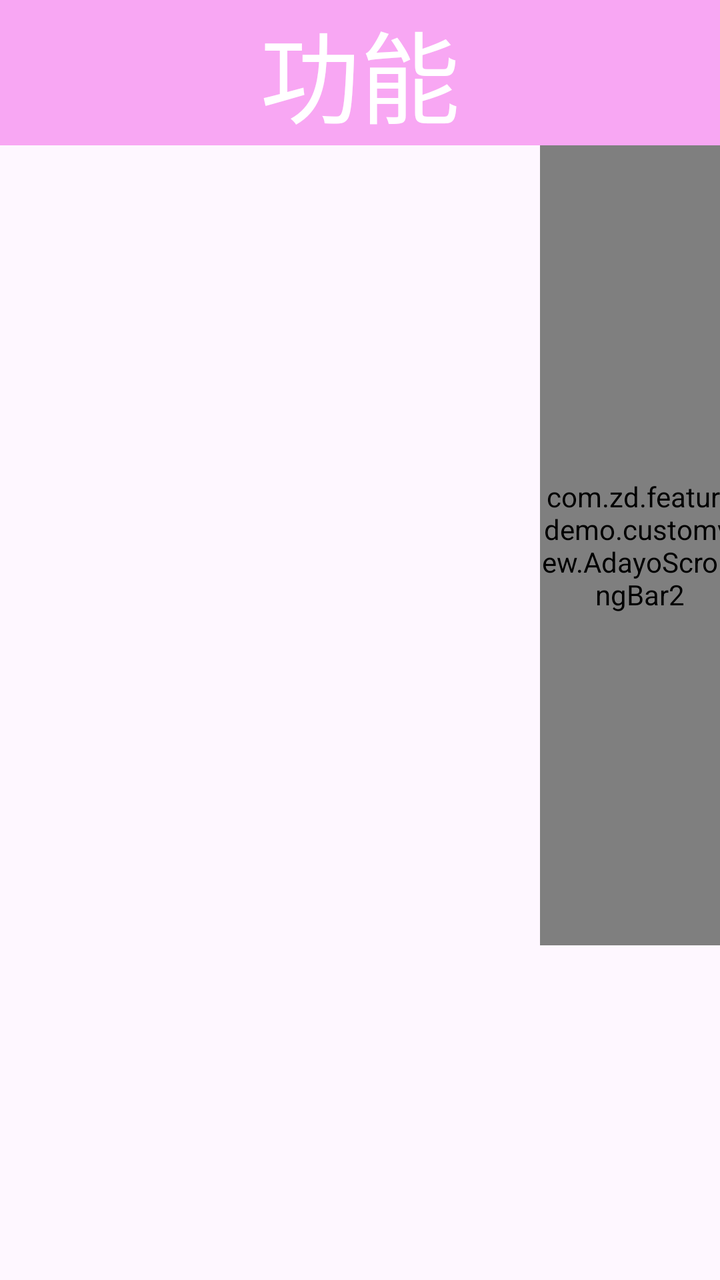
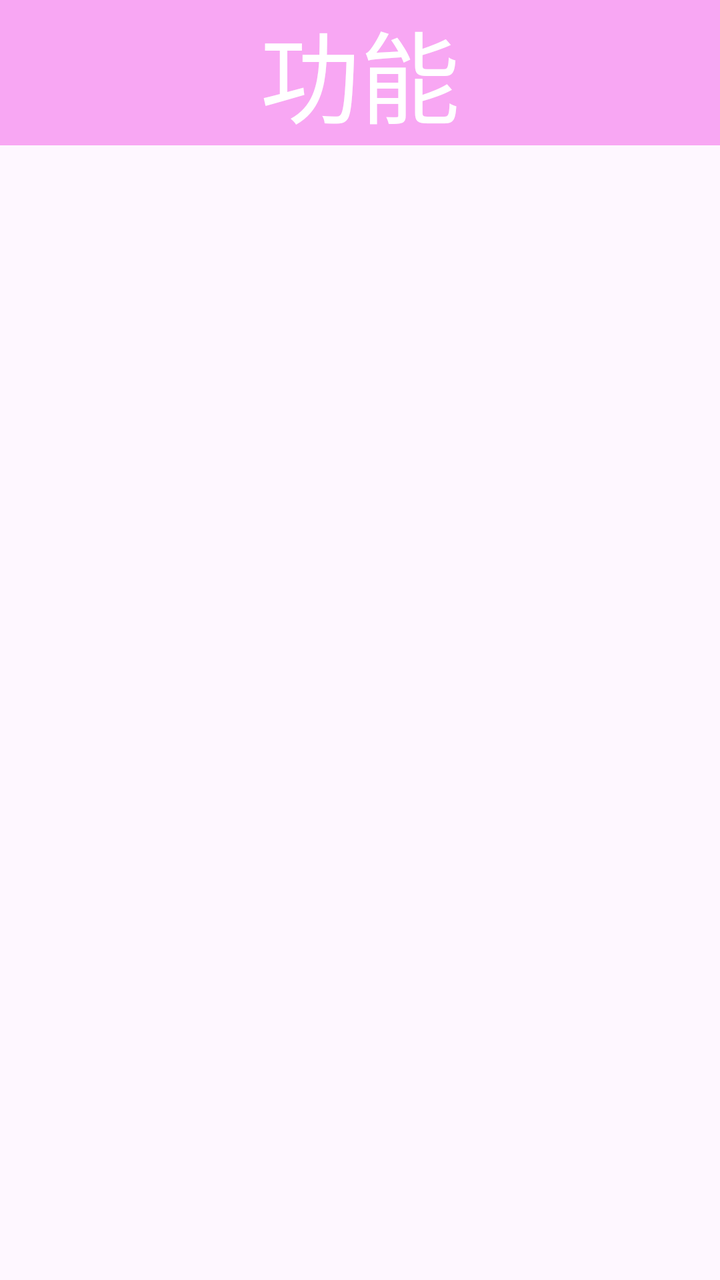

Two renders of the same Android screen: before a commit and after it. Below are the layout's source before the change and the commit's diff.
<!-- AndroidManifest.xml: application theme Theme.FeatureDemo -->
<!-- res/layout/activity_main.xml -->
<?xml version="1.0" encoding="utf-8"?>
<layout xmlns:android="http://schemas.android.com/apk/res/android"
    xmlns:app="http://schemas.android.com/apk/res-auto"
    xmlns:tools="http://schemas.android.com/tools">

    <data>

    </data>

    <androidx.constraintlayout.widget.ConstraintLayout
        android:layout_width="match_parent"
        android:layout_height="match_parent"
        tools:context=".ui.activity.MainActivity">

        <TextView
            android:id="@+id/tv_fun"
            android:layout_width="match_parent"
            android:layout_height="wrap_content"
            android:text="功能"
            android:textSize="50sp"
            android:background="#6AED36E3"
            android:gravity="center"
            android:textColor="@color/white"
            app:layout_constraintTop_toTopOf="parent" />

            <LinearLayout
                android:id="@+id/scroll_ll"
                android:layout_width="230dp"
                android:layout_height="500dp"
                app:layout_constraintStart_toStartOf="parent"
                app:layout_constraintTop_toBottomOf="@+id/tv_fun">
                <ScrollView
                    android:id="@+id/scrollView"
                    android:layout_width="230dp"
                    android:layout_height="match_parent"
                    app:layout_constraintStart_toStartOf="parent"
                    app:layout_constraintTop_toBottomOf="@+id/tv_fun"
                    android:scrollbars="none">
                    <RelativeLayout
                        android:layout_width="match_parent"
                        android:layout_height="match_parent"
                        app:layout_constraintStart_toStartOf="parent"
                        app:layout_constraintTop_toTopOf="parent">
                        <androidx.recyclerview.widget.RecyclerView
                            android:id="@+id/scroll_recyclerView"
                            android:layout_width="match_parent"
                            android:layout_height="wrap_content" />
                    </RelativeLayout>
                </ScrollView>
            </LinearLayout>
        <com.zd.featuredemo.customview.AdayoScrollingBar2
            android:id="@+id/scrolingBar"
            app:layout_constraintTop_toBottomOf="@+id/tv_fun"
            app:layout_constraintStart_toEndOf="@+id/scroll_ll"
            android:layout_marginStart="40dp"
            android:layout_width="100dp"
            android:layout_height="400dp"
            android:background="#A84CAF50"/>

    </androidx.constraintlayout.widget.ConstraintLayout>
</layout>
<!-- resources referenced by this layout -->
<resources>
  <color name="white">#FFFFFFFF</color>
  <style name="Theme.FeatureDemo" parent="Base.Theme.FeatureDemo" />
  <style name="Base.Theme.FeatureDemo" parent="Theme.Material3.DayNight.NoActionBar">
          
          
      </style>
</resources>

<!-- the commit's change to res/layout/activity_main.xml (unified diff, before → after) -->
@@ -25,13 +25,13 @@
 
             <LinearLayout
                 android:id="@+id/scroll_ll"
-                android:layout_width="230dp"
+                android:layout_width="match_parent"
                 android:layout_height="500dp"
                 app:layout_constraintStart_toStartOf="parent"
                 app:layout_constraintTop_toBottomOf="@+id/tv_fun">
                 <ScrollView
                     android:id="@+id/scrollView"
-                    android:layout_width="230dp"
+                    android:layout_width="match_parent"
                     android:layout_height="match_parent"
                     app:layout_constraintStart_toStartOf="parent"
                     app:layout_constraintTop_toBottomOf="@+id/tv_fun"
@@ -41,10 +41,10 @@
                         android:layout_height="match_parent"
                         app:layout_constraintStart_toStartOf="parent"
                         app:layout_constraintTop_toTopOf="parent">
-                        <androidx.recyclerview.widget.RecyclerView
-                            android:id="@+id/scroll_recyclerView"
+                        <ListView
+                            android:id="@+id/listview"
                             android:layout_width="match_parent"
-                            android:layout_height="wrap_content" />
+                            android:layout_height="500dp" />
                     </RelativeLayout>
                 </ScrollView>
             </LinearLayout>
